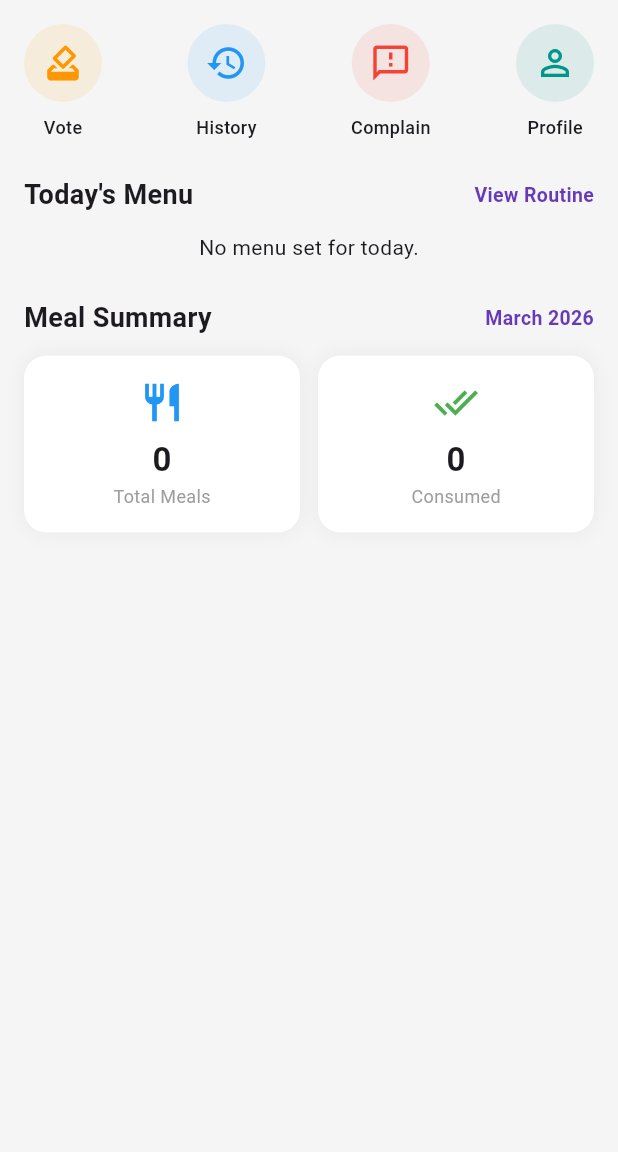
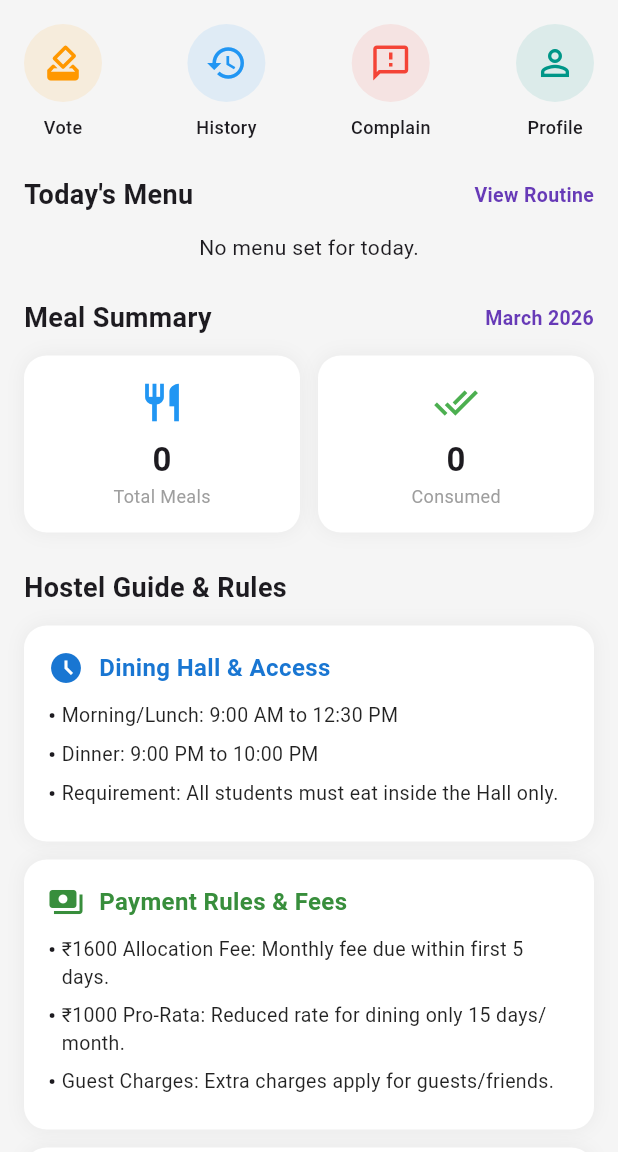
Before and after one commit to N-kumar36/Hostel_management, a Flutter app: the Homepage screen opened directly, on a phone screen of 412 x 824 dp, the part 84-1236 px from its top. Run offline on Flutter 3.47's test engine with Material 3 defaults, Android fonts, the phone set to English and light mode, and no system bars; our stand-ins replace flutter_local_notifications, image_picker, qr_flutter, shared_preferences; accounts and stored records are empty; network calls fail.

Commit message:
Fix Somr

```diff
--- a/hostel_manas/lib/screens/main_screens/homepage.dart
+++ b/hostel_manas/lib/screens/main_screens/homepage.dart
@@ -5,6 +5,7 @@ import 'package:HostelMess/screens/homePagesScreen/notification_page.dart';
 import 'package:HostelMess/screens/homePagesScreen/utilityFunction/DailyMenuCard.dart';
 import 'package:HostelMess/screens/homePagesScreen/utilityFunction/RoutineScreen.dart';
 import 'package:HostelMess/screens/main_screens/profile_page.dart';
+import 'package:HostelMess/screens/main_screens/utility/HostelRulesWidget.dart';
 import 'package:HostelMess/screens/main_screens/weekly_meals_page.dart';
 import 'package:HostelMess/services/api_service.dart';
 import 'package:HostelMess/services/localServices.dart';
@@ -23,7 +24,8 @@ class _HomepageState extends State<Homepage> {
   final L_S = LocalService();
   final themeColor = Colors.deepPurple;
 
-  final GlobalKey<DailyMenuCardState> _menuCardKey = GlobalKey<DailyMenuCardState>();
+  final GlobalKey<DailyMenuCardState> _menuCardKey =
+      GlobalKey<DailyMenuCardState>();
 
   String studentName = "Student";
   int totalMealsThisMonth = 0;
@@ -63,7 +65,8 @@ class _HomepageState extends State<Homepage> {
         if (status == 'pending') {
           totalPending += double.tryParse(fine['amount'].toString()) ?? 0.0;
         } else if (status == 'processing') {
-          processingFound = true; // Still show section if verification is pending
+          processingFound =
+              true; // Still show section if verification is pending
         }
       }
     } catch (e) {
@@ -97,8 +100,18 @@ class _HomepageState extends State<Homepage> {
         title: Column(
           crossAxisAlignment: CrossAxisAlignment.start,
           children: [
-            const Text("Hostel Dash", style: TextStyle(color: Colors.white, fontWeight: FontWeight.bold, fontSize: 18)),
-            Text("Welcome, $studentName", style: const TextStyle(color: Colors.white70, fontSize: 12)),
+            const Text(
+              "Hostel Dash",
+              style: TextStyle(
+                color: Colors.white,
+                fontWeight: FontWeight.bold,
+                fontSize: 18,
+              ),
+            ),
+            Text(
+              "Welcome, $studentName",
+              style: const TextStyle(color: Colors.white70, fontSize: 12),
+            ),
           ],
         ),
         backgroundColor: themeColor,
@@ -135,15 +148,28 @@ class _HomepageState extends State<Homepage> {
               ),
               DailyMenuCard(key: _menuCardKey),
               const SizedBox(height: 24),
-              _buildSectionHeader("Meal Summary", DateFormat('MMMM yyyy').format(DateTime.now())),
+              _buildSectionHeader(
+                "Meal Summary",
+                DateFormat('MMMM yyyy').format(DateTime.now()),
+              ),
               if (isStatsLoading)
                 const LinearProgressIndicator()
               else
                 Row(
                   children: [
-                    _buildStatCard("Total Meals", "$totalMealsThisMonth", Icons.restaurant, Colors.blue),
+                    _buildStatCard(
+                      "Total Meals",
+                      "$totalMealsThisMonth",
+                      Icons.restaurant,
+                      Colors.blue,
+                    ),
                     const SizedBox(width: 12),
-                    _buildStatCard("Consumed", "$mealsConsumed", Icons.done_all, Colors.green),
+                    _buildStatCard(
+                      "Consumed",
+                      "$mealsConsumed",
+                      Icons.done_all,
+                      Colors.green,
+                    ),
                   ],
                 ),
 
@@ -154,6 +180,8 @@ class _HomepageState extends State<Homepage> {
                 _buildPaymentCard(),
               ],
               // --------------------------------
+              const SizedBox(height: 24), // Add space
+              const HostelRulesWidget(),
 
               const SizedBox(height: 80),
             ],
@@ -165,7 +193,12 @@ class _HomepageState extends State<Homepage> {
 
   // ... (Keep your existing _buildQuickActions, _buildActionItem, _buildSectionHeader, _buildStatCard)
 
-  Widget _buildActionItem(IconData icon, String label, Color color, VoidCallback onTap) {
+  Widget _buildActionItem(
+    IconData icon,
+    String label,
+    Color color,
+    VoidCallback onTap,
+  ) {
     return InkWell(
       onTap: onTap,
       borderRadius: BorderRadius.circular(50),
@@ -173,48 +206,81 @@ class _HomepageState extends State<Homepage> {
         children: [
           Container(
             padding: const EdgeInsets.all(12),
-            decoration: BoxDecoration(color: color.withOpacity(0.1), shape: BoxShape.circle),
+            decoration: BoxDecoration(
+              color: color.withOpacity(0.1),
+              shape: BoxShape.circle,
+            ),
             child: Icon(icon, color: color, size: 28),
           ),
           const SizedBox(height: 8),
-          Text(label, style: const TextStyle(fontSize: 12, fontWeight: FontWeight.w500)),
+          Text(
+            label,
+            style: const TextStyle(fontSize: 12, fontWeight: FontWeight.w500),
+          ),
         ],
       ),
     );
   }
 
-  Widget _buildSectionHeader(String title, String? actionText, {VoidCallback? onTap}) {
+  Widget _buildSectionHeader(
+    String title,
+    String? actionText, {
+    VoidCallback? onTap,
+  }) {
     return Padding(
       padding: const EdgeInsets.only(bottom: 12),
       child: Row(
         mainAxisAlignment: MainAxisAlignment.spaceBetween,
         children: [
-          Text(title, style: const TextStyle(fontSize: 18, fontWeight: FontWeight.bold)),
+          Text(
+            title,
+            style: const TextStyle(fontSize: 18, fontWeight: FontWeight.bold),
+          ),
           if (actionText != null)
             GestureDetector(
               onTap: onTap,
-              child: Text(actionText, style: TextStyle(color: themeColor, fontWeight: FontWeight.w600, fontSize: 13)),
+              child: Text(
+                actionText,
+                style: TextStyle(
+                  color: themeColor,
+                  fontWeight: FontWeight.w600,
+                  fontSize: 13,
+                ),
+              ),
             ),
         ],
       ),
     );
   }
 
-  Widget _buildStatCard(String label, String value, IconData icon, Color color) {
+  Widget _buildStatCard(
+    String label,
+    String value,
+    IconData icon,
+    Color color,
+  ) {
     return Expanded(
       child: Container(
         padding: const EdgeInsets.all(16),
         decoration: BoxDecoration(
           color: Colors.white,
           borderRadius: BorderRadius.circular(15),
-          boxShadow: [BoxShadow(color: Colors.black.withOpacity(0.05), blurRadius: 10)],
+          boxShadow: [
+            BoxShadow(color: Colors.black.withOpacity(0.05), blurRadius: 10),
+          ],
         ),
         child: Column(
           children: [
             Icon(icon, color: color, size: 30),
             const SizedBox(height: 8),
-            Text(value, style: const TextStyle(fontSize: 22, fontWeight: FontWeight.bold)),
-            Text(label, style: const TextStyle(fontSize: 12, color: Colors.grey)),
+            Text(
+              value,
+              style: const TextStyle(fontSize: 22, fontWeight: FontWeight.bold),
+            ),
+            Text(
+              label,
+              style: const TextStyle(fontSize: 12, color: Colors.grey),
+            ),
           ],
         ),
       ),
@@ -225,27 +291,59 @@ class _HomepageState extends State<Homepage> {
     return Row(
       mainAxisAlignment: MainAxisAlignment.spaceBetween,
       children: [
-        _buildActionItem(Icons.how_to_vote, "Vote", Colors.orange, () =>
-          Navigator.push(context, MaterialPageRoute(builder: (context) => const WeeklyMealsPage())).then((_) => _handleRefresh())),
-        _buildActionItem(Icons.history, "History", Colors.blue, () =>
-          Navigator.push(context, MaterialPageRoute(builder: (context) => const HistoryPage())).then((_) => _handleRefresh())),
-        _buildActionItem(Icons.feedback_outlined, "Complain", Colors.red, () =>
-          Navigator.push(context, MaterialPageRoute(builder: (context) => const ComplainPage()))),
-        _buildActionItem(Icons.person_outline, "Profile", Colors.teal, () =>
-          Navigator.push(context, MaterialPageRoute(builder: (context) => const ProfilePage()))),
+        _buildActionItem(
+          Icons.how_to_vote,
+          "Vote",
+          Colors.orange,
+          () => Navigator.push(
+            context,
+            MaterialPageRoute(builder: (context) => const WeeklyMealsPage()),
+          ).then((_) => _handleRefresh()),
+        ),
+        _buildActionItem(
+          Icons.history,
+          "History",
+          Colors.blue,
+          () => Navigator.push(
+            context,
+            MaterialPageRoute(builder: (context) => const HistoryPage()),
+          ).then((_) => _handleRefresh()),
+        ),
+        _buildActionItem(
+          Icons.feedback_outlined,
+          "Complain",
+          Colors.red,
+          () => Navigator.push(
+            context,
+            MaterialPageRoute(builder: (context) => const ComplainPage()),
+          ),
+        ),
+        _buildActionItem(
+          Icons.person_outline,
+          "Profile",
+          Colors.teal,
+          () => Navigator.push(
+            context,
+            MaterialPageRoute(builder: (context) => const ProfilePage()),
+          ),
+        ),
       ],
     );
   }
 
   Widget _buildPaymentCard() {
     // If pending is 0 but has processing, change UI message
-    String label = pendingDuesTotal > 0 ? "Pending Dues" : "Verification in Progress";
+    String label = pendingDuesTotal > 0
+        ? "Pending Dues"
+        : "Verification in Progress";
     Color bgColor = pendingDuesTotal > 0 ? themeColor : Colors.orange;
 
     return GestureDetector(
       onTap: () {
-        Navigator.push(context, MaterialPageRoute(builder: (context) => const FinancialsPage()))
-            .then((_) => _handleRefresh());
+        Navigator.push(
+          context,
+          MaterialPageRoute(builder: (context) => const FinancialsPage()),
+        ).then((_) => _handleRefresh());
       },
       child: Container(
         padding: const EdgeInsets.all(20),
@@ -256,7 +354,13 @@ class _HomepageState extends State<Homepage> {
             colors: [bgColor, bgColor.withOpacity(0.8)],
           ),
           borderRadius: BorderRadius.circular(20),
-          boxShadow: [BoxShadow(color: Colors.black12, blurRadius: 10, offset: const Offset(0, 5))],
+          boxShadow: [
+            BoxShadow(
+              color: Colors.black12,
+              blurRadius: 10,
+              offset: const Offset(0, 5),
+            ),
+          ],
         ),
         child: Row(
           mainAxisAlignment: MainAxisAlignment.spaceBetween,
@@ -268,7 +372,11 @@ class _HomepageState extends State<Homepage> {
                 const SizedBox(height: 4),
                 Text(
                   "₹${pendingDuesTotal.toStringAsFixed(0)}",
-                  style: const TextStyle(color: Colors.white, fontSize: 24, fontWeight: FontWeight.bold),
+                  style: const TextStyle(
+                    color: Colors.white,
+                    fontSize: 24,
+                    fontWeight: FontWeight.bold,
+                  ),
                 ),
               ],
             ),
--- /dev/null
+++ b/hostel_manas/lib/screens/main_screens/utility/HostelRulesWidget.dart
@@ -0,0 +1,134 @@
+import 'package:flutter/material.dart';
+
+class HostelRulesWidget extends StatelessWidget {
+  const HostelRulesWidget({super.key});
+
+  @override
+  Widget build(BuildContext context) {
+    return Column(
+      crossAxisAlignment: CrossAxisAlignment.start,
+      children: [
+        const Text("Hostel Guide & Rules",
+            style: TextStyle(fontSize: 18, fontWeight: FontWeight.bold)),
+        const SizedBox(height: 12),
+
+        // 1. Dining Hall Hours & Access
+        _buildRuleCard(
+          title: "Dining Hall & Access",
+          icon: Icons.access_time_filled,
+          color: Colors.blue.shade700,
+          content: [
+            "Morning/Lunch: 9:00 AM to 12:30 PM",
+            "Dinner: 9:00 PM to 10:00 PM",
+            "Requirement: All students must eat inside the Hall only.",
+          ],
+        ),
+        const SizedBox(height: 12),
+
+        // 2. Payment Rules & Fees
+        _buildRuleCard(
+          title: "Payment Rules & Fees",
+          icon: Icons.payments,
+          color: Colors.green.shade700,
+          content: [
+            "₹1600 Allocation Fee: Monthly fee due within first 5 days.",
+            "₹1000 Pro-Rata: Reduced rate for dining only 15 days/month.",
+            "Guest Charges: Extra charges apply for guests/friends.",
+          ],
+        ),
+        const SizedBox(height: 12),
+
+        // 3. Discipline & Responsibility
+        _buildRuleCard(
+          title: "Discipline & Responsibility",
+          icon: Icons.gavel_rounded,
+          color: Colors.orange.shade800,
+          content: [
+            "Food Waste: ₹50 fine for wasting food.",
+            "Property: Damages result in strictly imposed fines.",
+            "Conservation: Wasting water is strictly discouraged.",
+          ],
+        ),
+        const SizedBox(height: 24),
+
+        // 4. Contact for Queries Section
+        const Text("Contact for Queries",
+            style: TextStyle(fontSize: 18, fontWeight: FontWeight.bold)),
+        const SizedBox(height: 12),
+        Container(
+          padding: const EdgeInsets.all(16),
+          decoration: BoxDecoration(
+            color: Colors.white,
+            borderRadius: BorderRadius.circular(15),
+            border: Border.all(color: Colors.grey.shade200),
+          ),
+          child: Column(
+            children: [
+              _buildContactItem("Prasenjit Singha Deb", "7909900791"),
+              const Divider(),
+              _buildContactItem("Sumanta Ghosh", "8710091443"),
+              const Divider(),
+              _buildContactItem("Riju Hosen", "8101928261"),
+            ],
+          ),
+        ),
+      ],
+    );
+  }
+
+  Widget _buildRuleCard({required String title, required IconData icon, required Color color, required List<String> content}) {
+    return Container(
+      padding: const EdgeInsets.all(16),
+      decoration: BoxDecoration(
+        color: Colors.white,
+        borderRadius: BorderRadius.circular(15),
+        boxShadow: [BoxShadow(color: Colors.black.withOpacity(0.05), blurRadius: 10)],
+      ),
+      child: Column(
+        crossAxisAlignment: CrossAxisAlignment.start,
+        children: [
+          Row(
+            children: [
+              Icon(icon, color: color, size: 24),
+              const SizedBox(width: 10),
+              Text(title, style: TextStyle(color: color, fontWeight: FontWeight.bold, fontSize: 16)),
+            ],
+          ),
+          const SizedBox(height: 10),
+          ...content.map((text) => Padding(
+            padding: const EdgeInsets.only(bottom: 6),
+            child: Row(
+              crossAxisAlignment: CrossAxisAlignment.start,
+              children: [
+                const Text("• ", style: TextStyle(fontWeight: FontWeight.bold)),
+                Expanded(child: Text(text, style: const TextStyle(fontSize: 13, color: Colors.black87))),
+              ],
+            ),
+          )),
+        ],
+      ),
+    );
+  }
+
+  Widget _buildContactItem(String name, String phone) {
+    return Padding(
+      padding: const EdgeInsets.symmetric(vertical: 4),
+      child: Row(
+        mainAxisAlignment: MainAxisAlignment.spaceBetween,
+        children: [
+          Column(
+            crossAxisAlignment: CrossAxisAlignment.start,
+            children: [
+              Text(name, style: const TextStyle(fontWeight: FontWeight.bold, fontSize: 14)),
+              Text(phone, style: TextStyle(color: Colors.grey.shade600, fontSize: 12)),
+            ],
+          ),
+          IconButton(
+            onPressed: () {}, // Implement call logic here
+            icon: const Icon(Icons.call, color: Colors.green, size: 20),
+          ),
+        ],
+      ),
+    );
+  }
+}
--- a/hostel_manas/lib/screens/managerScreen/student_details_page/student_details_pages/student_history_view.dart
+++ b/hostel_manas/lib/screens/managerScreen/student_details_page/student_details_pages/student_history_view.dart
@@ -52,11 +52,11 @@ class StudentHistoryView extends StatelessWidget {
             final data = snapshot.data as Map<String, dynamic>;
             List<dynamic> fullHistory = data['history'] ?? [];
 
-            // ✅ Only include items where student actually voted
+            //  Only include items where student actually voted
             list = fullHistory.where((item) => item['voted'] == true).toList();
           }
 
-          // ✅ NEW FILTER LOGIC:
+          //  NEW FILTER LOGIC:
           // 1. If 'Served', show only served meals.
           // 2. If 'Guests', show only guest meals.
           // 3. Otherwise (Votes), show all voted meals.
--- a/hostel_manas/lib/services/api_service.dart
+++ b/hostel_manas/lib/services/api_service.dart
@@ -6,8 +6,10 @@ import 'package:shared_preferences/shared_preferences.dart';
 // Assuming this contains your convertMealsToWeekly logic
 
 class ApiService {
-  final String baseUrl = "https://hostel-management-3e61.onrender.com/api";
+  // final String baseUrl = "https://hostel-management-3e61.onrender.com/api";
   // final String baseUrl = "http://192.168.0.39:5000/api";
+  final String baseUrl = "http://192.168.18.253:5000/api";
+
 
   // Helper to get headers with Bearer token
   Future<Map<String, String>> _getHeaders() async {
```
Also changed, not shown: hostel_manas/lib/screens/main_screens/my_meals_page.dart (+47 -5 lines), hostel_manas/lib/screens/main_screens/my_meals_page/ConsumptionOverview.dart (added, +32 -0 lines), 1 other file.
